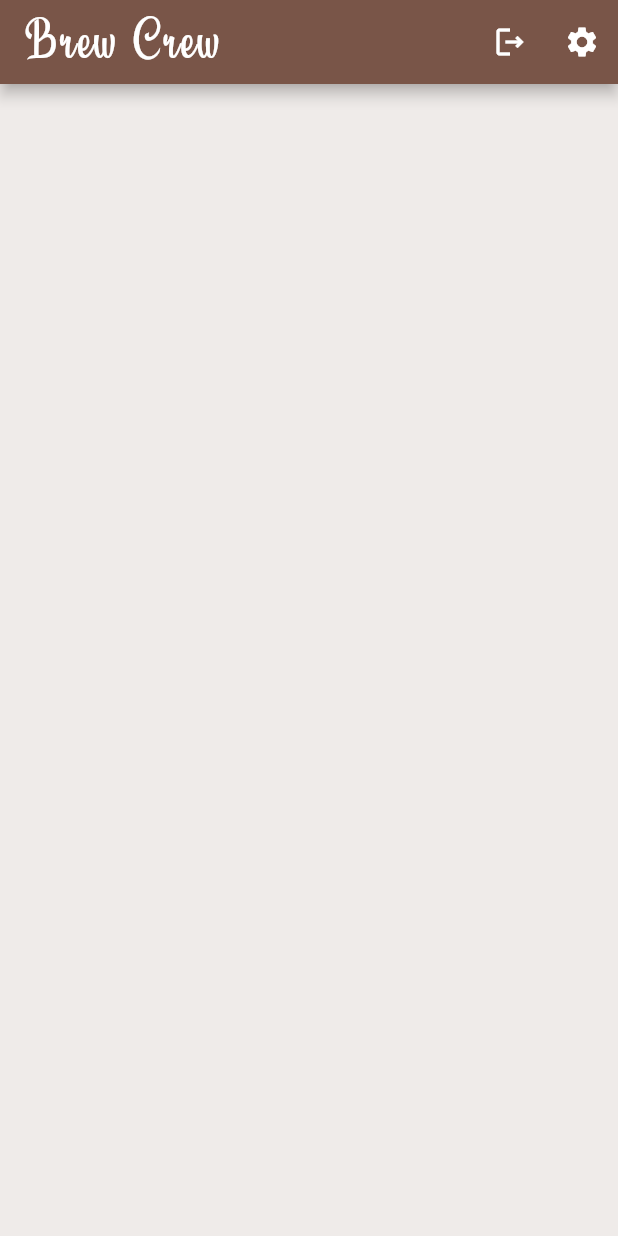
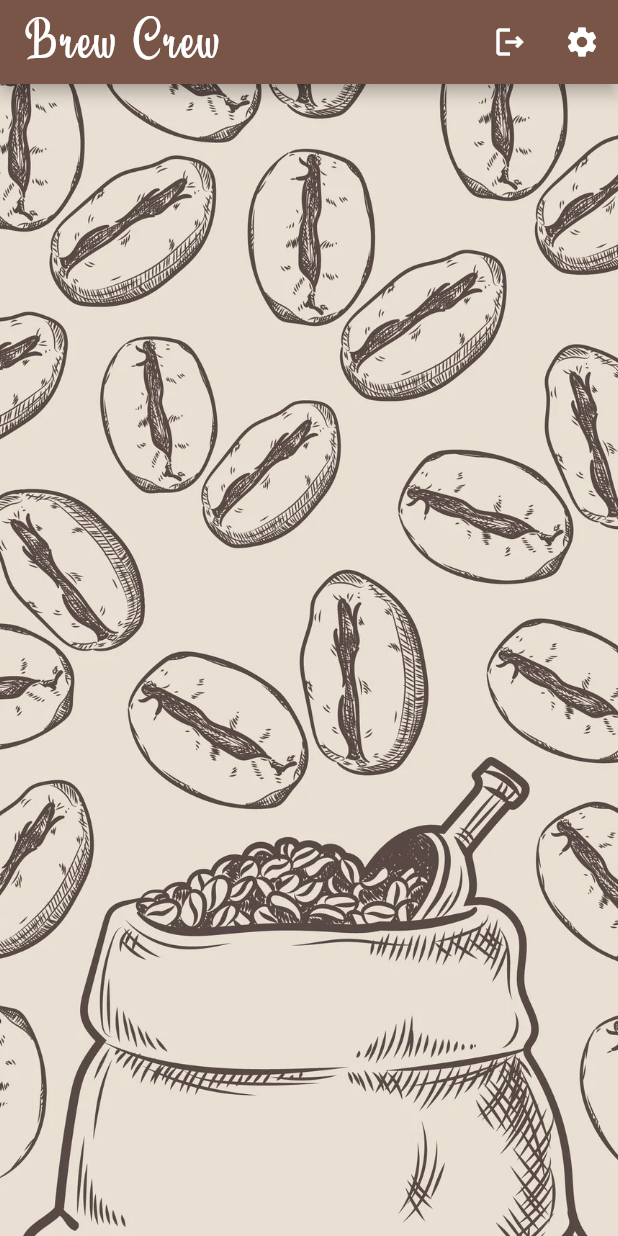
Before and after one commit to DGgrx/Flutter-Firebase-Example, a Flutter app: the screen it shows once a user with an empty profile is signed in, on a phone screen of 412 x 824 dp. Run offline on Flutter 3.47's test engine with Material 2 defaults, Android fonts, the phone set to English and light mode, and no system bars; our stand-ins replace cloud_firestore, firebase_auth, firebase_core, flutter_spinkit; accounts and stored records are empty.

Commit message:
Finishing Touches

```diff
--- a/lib/screens/home/home.dart
+++ b/lib/screens/home/home.dart
@@ -58,7 +58,15 @@ class _HomeState extends State<Home> {
             )
           ],
         ),
-        body: BrewList(),
+        body: Container(
+          decoration: BoxDecoration(
+            image: DecorationImage(
+              image: AssetImage("assets/coffee_bg.png"),
+                  fit: BoxFit.cover
+            )
+          ),
+            child: BrewList()
+        ),
       ),
     );
   }
```
Also changed, not shown: lib/screens/home/brew_tile.dart (+8 -3 lines).
